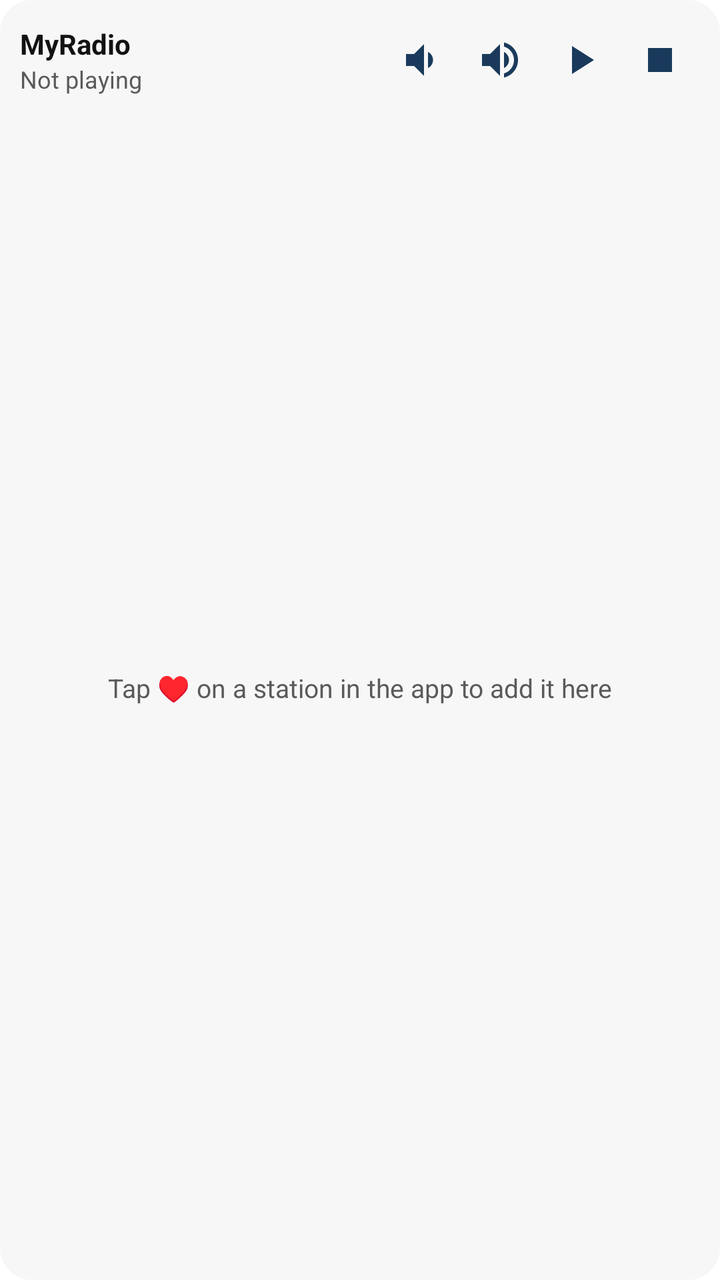
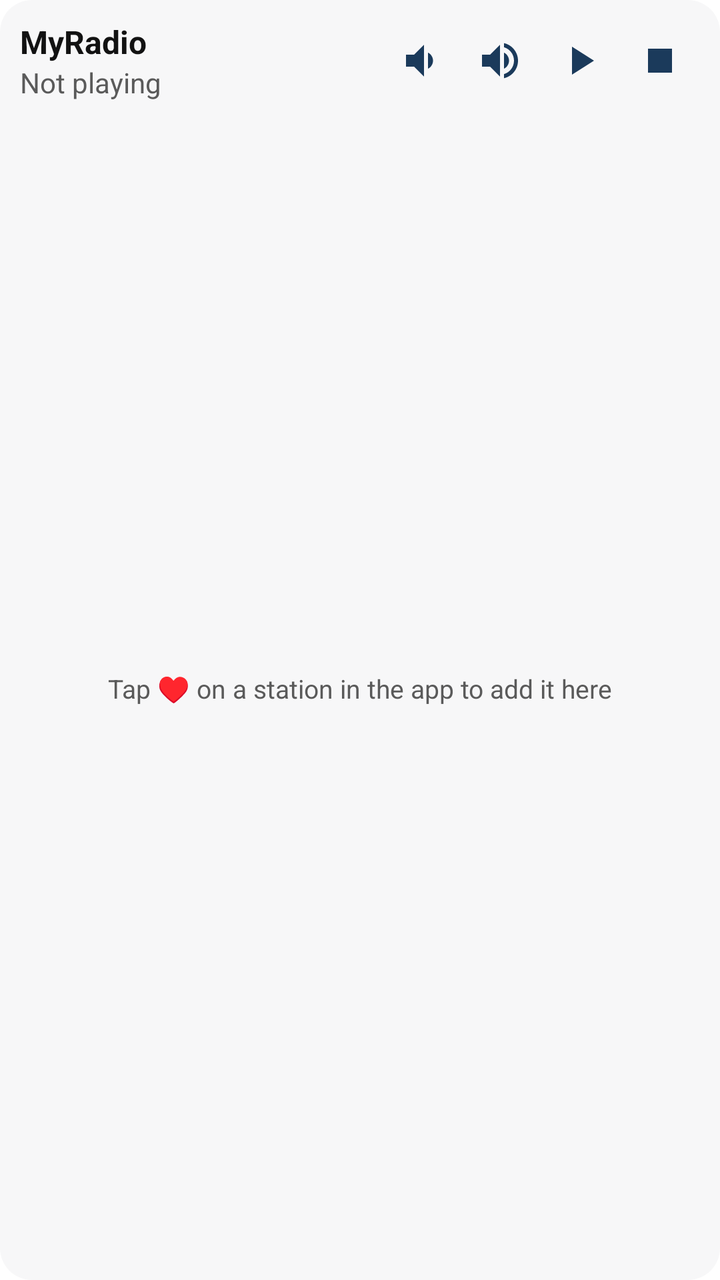

An Android layout rendered at two revisions. The XML below is the earlier revision; the diff shows what the commit changed to produce the second picture.
<!-- AndroidManifest.xml: application theme Theme.MyRadio -->
<!-- res/layout/widget_radio.xml -->
<?xml version="1.0" encoding="utf-8"?>
<LinearLayout xmlns:android="http://schemas.android.com/apk/res/android"
    android:id="@+id/widget_root"
    android:layout_width="match_parent"
    android:layout_height="match_parent"
    android:orientation="vertical"
    android:background="@drawable/widget_bg"
    android:padding="10dp">

    
    <LinearLayout
        android:layout_width="match_parent"
        android:layout_height="wrap_content"
        android:orientation="horizontal"
        android:gravity="center_vertical"
        android:paddingBottom="8dp">

        <LinearLayout
            android:id="@+id/np_text"
            android:layout_width="0dp"
            android:layout_height="wrap_content"
            android:layout_weight="1"
            android:orientation="vertical"
            android:paddingEnd="6dp">

            <TextView
                android:id="@+id/np_title"
                android:layout_width="match_parent"
                android:layout_height="wrap_content"
                android:maxLines="1"
                android:ellipsize="end"
                android:textStyle="bold"
                android:textSize="14sp"
                android:textColor="@color/widget_text"
                android:text="@string/app_name" />

            <TextView
                android:id="@+id/np_song"
                android:layout_width="match_parent"
                android:layout_height="wrap_content"
                android:maxLines="1"
                android:ellipsize="end"
                android:textSize="12sp"
                android:textColor="@color/widget_text_dim"
                android:text="@string/not_playing" />
        </LinearLayout>

        <ImageView
            android:id="@+id/btn_vol_down"
            android:layout_width="40dp"
            android:layout_height="40dp"
            android:padding="8dp"
            android:src="@drawable/ic_volume_down"
            android:tint="@color/widget_icon"
            android:contentDescription="@string/vol_down" />

        <ImageView
            android:id="@+id/btn_vol_up"
            android:layout_width="40dp"
            android:layout_height="40dp"
            android:padding="8dp"
            android:src="@drawable/ic_volume_up"
            android:tint="@color/widget_icon"
            android:contentDescription="@string/vol_up" />

        <ImageView
            android:id="@+id/btn_toggle"
            android:layout_width="40dp"
            android:layout_height="40dp"
            android:padding="8dp"
            android:src="@drawable/ic_play"
            android:tint="@color/widget_icon"
            android:contentDescription="@string/play_pause" />

        <ImageView
            android:id="@+id/btn_stop"
            android:layout_width="40dp"
            android:layout_height="40dp"
            android:padding="8dp"
            android:src="@drawable/ic_stop"
            android:tint="@color/widget_icon"
            android:contentDescription="@string/stop" />
    </LinearLayout>

    
    <FrameLayout
        android:layout_width="match_parent"
        android:layout_height="0dp"
        android:layout_weight="1">

        <GridView
            android:id="@+id/widget_grid"
            android:layout_width="match_parent"
            android:layout_height="match_parent"
            android:columnWidth="68dp"
            android:numColumns="auto_fit"
            android:stretchMode="spacingWidthUniform"
            android:verticalSpacing="6dp"
            android:horizontalSpacing="6dp"
            android:gravity="center" />

        <TextView
            android:id="@+id/widget_empty"
            android:layout_width="match_parent"
            android:layout_height="match_parent"
            android:gravity="center"
            android:padding="12dp"
            android:textSize="13sp"
            android:textColor="@color/widget_text_dim"
            android:text="@string/widget_empty" />
    </FrameLayout>
</LinearLayout>
<!-- resources referenced by this layout -->
<resources>
  <color name="widget_icon">#FF1B3A5B</color>
  <color name="widget_text">#FF121212</color>
  <color name="widget_text_dim">#FF5A5A5A</color>
  <!-- drawable ic_play (drawable) -->
  <vector xmlns:android="http://schemas.android.com/apk/res/android"
      android:width="24dp"
      android:height="24dp"
      android:viewportWidth="24"
      android:viewportHeight="24">
      <path
          android:fillColor="#FFFFFFFF"
          android:pathData="M8,5v14l11,-7z" />
  </vector>
  <!-- drawable ic_stop (drawable) -->
  <vector xmlns:android="http://schemas.android.com/apk/res/android"
      android:width="24dp"
      android:height="24dp"
      android:viewportWidth="24"
      android:viewportHeight="24">
      <path
          android:fillColor="#FFFFFFFF"
          android:pathData="M6,6h12v12H6z" />
  </vector>
  <!-- drawable ic_volume_down (drawable) -->
  <vector xmlns:android="http://schemas.android.com/apk/res/android"
      android:width="24dp"
      android:height="24dp"
      android:viewportWidth="24"
      android:viewportHeight="24">
      <path
          android:fillColor="#FFFFFFFF"
          android:pathData="M18.5,12c0,-1.77 -1.02,-3.29 -2.5,-4.03v8.05c1.48,-0.73 2.5,-2.25 2.5,-4.02zM5,9v6h4l5,5V4L9,9H5z" />
  </vector>
  <!-- drawable ic_volume_up (drawable) -->
  <vector xmlns:android="http://schemas.android.com/apk/res/android"
      android:width="24dp"
      android:height="24dp"
      android:viewportWidth="24"
      android:viewportHeight="24">
      <path
          android:fillColor="#FFFFFFFF"
          android:pathData="M3,9v6h4l5,5V4L7,9H3zM16.5,12c0,-1.77 -1.02,-3.29 -2.5,-4.03v8.05c1.48,-0.73 2.5,-2.25 2.5,-4.02zM14,3.23v2.06c2.89,0.86 5,3.54 5,6.71s-2.11,5.85 -5,6.71v2.06c4.01,-0.91 7,-4.49 7,-8.77s-2.99,-7.86 -7,-8.77z" />
  </vector>
  <!-- drawable widget_bg (drawable) -->
  <shape xmlns:android="http://schemas.android.com/apk/res/android"
      android:shape="rectangle">
      <solid android:color="@color/widget_bg" />
      <corners android:radius="16dp" />
  </shape>
  <string name="app_name">MyRadio</string>
  <string name="not_playing">Not playing</string>
  <string name="play_pause">Play / pause</string>
  <string name="stop">Stop</string>
  <string name="vol_down">Volume down</string>
  <string name="vol_up">Volume up</string>
  <string name="widget_empty">Tap ♥ on a station in the app to add it here</string>
  <style name="Theme.MyRadio" parent="android:Theme.Material.Light.NoActionBar">
          <item name="android:windowBackground">@android:color/white</item>
      </style>
  <color name="widget_bg">#FFF7F7F8</color>
</resources>

<!-- the commit's change to res/layout/widget_radio.xml (unified diff, before → after) -->
@@ -4,6 +4,7 @@
     android:layout_width="match_parent"
     android:layout_height="match_parent"
     android:orientation="vertical"
+    android:layoutDirection="ltr"
     android:background="@drawable/widget_bg"
     android:padding="10dp">
 
@@ -29,8 +30,10 @@
                 android:layout_height="wrap_content"
                 android:maxLines="1"
                 android:ellipsize="end"
+                android:gravity="left"
+                android:textAlignment="viewStart"
                 android:textStyle="bold"
-                android:textSize="14sp"
+                android:textSize="16sp"
                 android:textColor="@color/widget_text"
                 android:text="@string/app_name" />
 
@@ -40,7 +43,9 @@
                 android:layout_height="wrap_content"
                 android:maxLines="1"
                 android:ellipsize="end"
-                android:textSize="12sp"
+                android:gravity="left"
+                android:textAlignment="viewStart"
+                android:textSize="14sp"
                 android:textColor="@color/widget_text_dim"
                 android:text="@string/not_playing" />
         </LinearLayout>
@@ -92,11 +97,11 @@
             android:id="@+id/widget_grid"
             android:layout_width="match_parent"
             android:layout_height="match_parent"
-            android:columnWidth="68dp"
+            android:columnWidth="96dp"
             android:numColumns="auto_fit"
-            android:stretchMode="spacingWidthUniform"
-            android:verticalSpacing="6dp"
-            android:horizontalSpacing="6dp"
+            android:stretchMode="columnWidth"
+            android:verticalSpacing="8dp"
+            android:horizontalSpacing="8dp"
             android:gravity="center" />
 
         <TextView
